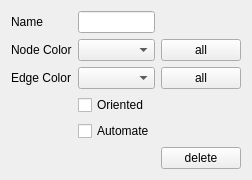
This is src/Interface/GraphPropertiesWidget.ui in KDE/rocs as Qt 5 draws it before an edit. The edited form follows.
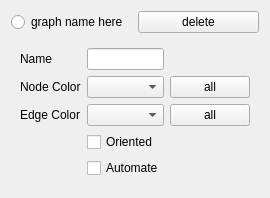
This is the edited form. Custom widgets are drawn as their Qt base class.

Commit message: changes for the graph layers.

The edit to the form file:
```diff
--- a/src/Interface/GraphPropertiesWidget.ui
+++ b/src/Interface/GraphPropertiesWidget.ui
@@ -6,22 +6,36 @@
    <rect>
     <x>0</x>
     <y>0</y>
-    <width>226</width>
+    <width>267</width>
     <height>171</height>
    </rect>
   </property>
   <property name="windowTitle">
    <string>Form</string>
   </property>
+  <layout class="QVBoxLayout" name="verticalLayout">
+   <item>
+    <layout class="QHBoxLayout" name="horizontalLayout">
+     <item>
+      <widget class="QRadioButton" name="_activateGraph">
+       <property name="text">
+        <string>graph name here</string>
+       </property>
+      </widget>
+     </item>
+     <item>
+      <widget class="KPushButton" name="_deleteGraph">
+       <property name="text">
+        <string>delete</string>
+       </property>
+      </widget>
+     </item>
+    </layout>
+   </item>
+   <item>
+    <widget class="QWidget" name="_editWidget" native="true">
   <layout class="QGridLayout" name="gridLayout">
-   <item row="0" column="0">
-    <widget class="QLabel" name="label">
-     <property name="text">
-      <string>Name</string>
-     </property>
-    </widget>
-   </item>
-   <item row="0" column="1" colspan="2">
+      <item row="0" column="1">
     <widget class="KLineEdit" name="_graphName"/>
    </item>
    <item row="1" column="0">
@@ -31,9 +45,16 @@
      </property>
     </widget>
    </item>
-   <item row="1" column="1" colspan="2">
+      <item row="1" column="1">
     <widget class="KColorCombo" name="_graphNodeColor"/>
    </item>
+      <item row="1" column="2">
+       <widget class="KPushButton" name="_graphNodeColorApplyNow">
+        <property name="text">
+         <string>all</string>
+        </property>
+       </widget>
+      </item>
    <item row="2" column="0">
     <widget class="QLabel" name="label_3">
      <property name="text">
@@ -41,42 +62,38 @@
      </property>
     </widget>
    </item>
-   <item row="2" column="1" colspan="2">
+      <item row="2" column="1">
     <widget class="KColorCombo" name="_graphEdgeColor"/>
    </item>
-   <item row="4" column="1" colspan="2">
+      <item row="2" column="2">
+       <widget class="KPushButton" name="_graphEdgeColorApplyNow">
+        <property name="text">
+         <string>all</string>
+        </property>
+       </widget>
+      </item>
+      <item row="3" column="1">
     <widget class="QCheckBox" name="_graphOriented">
      <property name="text">
       <string>Oriented</string>
      </property>
     </widget>
    </item>
-   <item row="5" column="1" colspan="2">
+      <item row="4" column="1">
     <widget class="QCheckBox" name="_graphAutomate">
      <property name="text">
       <string>Automate</string>
      </property>
     </widget>
    </item>
-   <item row="1" column="3">
-    <widget class="KPushButton" name="_graphNodeColorApplyNow">
+      <item row="0" column="0">
+       <widget class="QLabel" name="label">
      <property name="text">
-      <string>all</string>
+         <string>Name</string>
      </property>
     </widget>
    </item>
-   <item row="2" column="3">
-    <widget class="KPushButton" name="_graphEdgeColorApplyNow">
-     <property name="text">
-      <string>all</string>
-     </property>
-    </widget>
-   </item>
-   <item row="6" column="3">
-    <widget class="KPushButton" name="kpushbutton">
-     <property name="text">
-      <string>delete</string>
-     </property>
+     </layout>
     </widget>
    </item>
   </layout>
```
Lines whose indentation alone changed are shown as unchanged. The commit also changes 2 other files.
